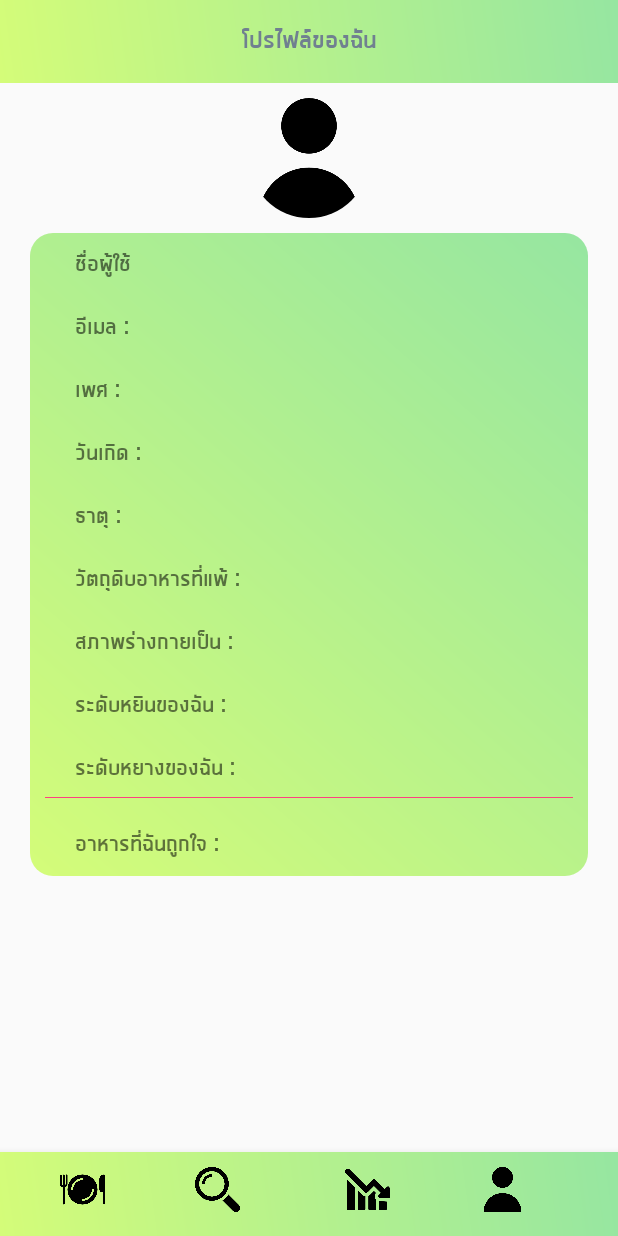
After one commit to jittanan14/Yhinyhang, an Android app: the ProfileUser screen opened directly, with no data from a screen before it, on a phone screen of 412 x 824 dp. The commit adds this screen. Run offline under Robolectric (Android 15) with nearby library versions, the phone set to English and light mode, and no system bars; our stand-ins replace CircleImageView.

Commit message:
create profile user

```diff
--- /dev/null
+++ b/app/src/main/java/com/example/jittanan/yhinyhang/ProfileUser.java
@@ -0,0 +1,14 @@
+package com.example.jittanan.yhinyhang;
+
+import android.support.v7.app.AppCompatActivity;
+import android.os.Bundle;
+
+public class ProfileUser extends AppCompatActivity {
+
+    @Override
+    protected void onCreate(Bundle savedInstanceState) {
+        super.onCreate(savedInstanceState);
+        setContentView(R.layout.activity_profile);
+        getSupportActionBar().hide();
+    }
+}
--- /dev/null
+++ b/app/src/main/res/layout/activity_profile.xml
@@ -0,0 +1,233 @@
+<?xml version="1.0" encoding="utf-8"?>
+<RelativeLayout xmlns:android="http://schemas.android.com/apk/res/android"
+    xmlns:tools="http://schemas.android.com/tools"
+    android:layout_width="match_parent"
+    android:layout_height="match_parent"
+    android:orientation="vertical"
+    tools:context=".ProfileUser">
+
+    <android.support.v7.widget.Toolbar
+        android:id="@+id/toolbar2"
+        android:layout_width="match_parent"
+        android:layout_height="55dp"
+        android:background="@drawable/gradient_bg2"
+        android:baselineAligned="false">
+
+        <TextView
+            android:id="@+id/text_create"
+            android:layout_width="wrap_content"
+            android:layout_height="wrap_content"
+            android:layout_gravity="center_horizontal"
+            android:layout_marginTop="10dp"
+            android:fontFamily="@font/printable4u"
+            android:text="โปรไฟล์ของฉัน"
+            android:textColor="#708090"
+            android:textSize="20sp" />
+
+    </android.support.v7.widget.Toolbar>
+
+    <ScrollView
+        android:id="@+id/scrollable"
+        android:layout_width="match_parent"
+        android:layout_height="match_parent"
+        android:layout_below="@+id/toolbar2">
+
+        <LinearLayout
+            android:id="@+id/layout_all"
+            android:layout_width="match_parent"
+            android:layout_height="match_parent"
+            android:layout_below="@+id/toolbar2"
+            android:orientation="vertical"
+            android:paddingLeft="20dp"
+            android:paddingRight="20dp">
+
+            <de.hdodenhof.circleimageview.CircleImageView
+                android:id="@+id/user_profile"
+                android:layout_width="80dp"
+                android:layout_height="80dp"
+                android:layout_gravity="center_horizontal"
+                android:src="@drawable/user"
+                android:layout_marginTop="10dp"
+                />
+
+            <LinearLayout
+                android:id="@+id/layout_dataprofile"
+                android:layout_width="match_parent"
+                android:layout_height="wrap_content"
+                android:layout_below="@+id/layout_all"
+                android:layout_centerVertical="true"
+                android:layout_marginTop="10dp"
+                android:background="@drawable/gradient_bg"
+                android:orientation="vertical"
+                android:padding="10dp">
+
+                <TextView
+                    android:id="@+id/name_user"
+                    android:layout_width="match_parent"
+                    android:layout_height="wrap_content"
+                    android:layout_marginLeft="20dp"
+                    android:fontFamily="@font/printable4u"
+                    android:text="ชื่อผู้ใช้"
+                    android:textSize="18dp" />
+
+                <TextView
+                    android:id="@+id/email_user"
+                    android:layout_width="match_parent"
+                    android:layout_height="wrap_content"
+                    android:layout_marginLeft="20dp"
+                    android:layout_marginTop="20dp"
+                    android:fontFamily="@font/printable4u"
+                    android:text="อีเมล :"
+                    android:textSize="18dp" />
+
+                <TextView
+                    android:id="@+id/gender_user"
+                    android:layout_width="match_parent"
+                    android:layout_height="wrap_content"
+                    android:layout_marginLeft="20dp"
+                    android:layout_marginTop="20dp"
+                    android:fontFamily="@font/printable4u"
+                    android:text="เพศ :"
+                    android:textSize="18dp" />
+
+                <TextView
+                    android:id="@+id/birth_user"
+                    android:layout_width="match_parent"
+                    android:layout_height="wrap_content"
+                    android:layout_marginLeft="20dp"
+                    android:layout_marginTop="20dp"
+                    android:fontFamily="@font/printable4u"
+                    android:text="วันเกิด :"
+                    android:textSize="18dp" />
+
+                <TextView
+                    android:id="@+id/element_user"
+                    android:layout_width="match_parent"
+                    android:layout_height="wrap_content"
+                    android:layout_marginLeft="20dp"
+                    android:layout_marginTop="20dp"
+                    android:fontFamily="@font/printable4u"
+                    android:text="ธาตุ :"
+                    android:textSize="18dp" />
+
+                <TextView
+                    android:id="@+id/foodlose_user"
+                    android:layout_width="match_parent"
+                    android:layout_height="wrap_content"
+                    android:layout_marginLeft="20dp"
+                    android:layout_marginTop="20dp"
+                    android:fontFamily="@font/printable4u"
+                    android:text="วัตถุดิบอาหารที่แพ้ :"
+                    android:textSize="18dp" />
+
+                <TextView
+                    android:id="@+id/body_user"
+                    android:layout_width="match_parent"
+                    android:layout_height="wrap_content"
+                    android:layout_marginLeft="20dp"
+                    android:layout_marginTop="20dp"
+                    android:fontFamily="@font/printable4u"
+                    android:text="สภาพร่างกายเป็น :"
+                    android:textSize="18dp" />
+
+                <TextView
+                    android:id="@+id/yhin_user"
+                    android:layout_width="match_parent"
+                    android:layout_height="wrap_content"
+                    android:layout_marginLeft="20dp"
+                    android:layout_marginTop="20dp"
+                    android:fontFamily="@font/printable4u"
+                    android:text="ระดับหยินของฉัน :"
+                    android:textSize="18dp" />
+
+                <TextView
+                    android:id="@+id/yhang_user"
+                    android:layout_width="match_parent"
+                    android:layout_height="wrap_content"
+                    android:layout_marginLeft="20dp"
+                    android:layout_marginTop="20dp"
+                    android:fontFamily="@font/printable4u"
+                    android:text="ระดับหยางของฉัน :"
+                    android:textSize="18dp" />
+
+                <View
+                    android:layout_width="match_parent"
+                    android:layout_height="1px"
+                    android:layout_marginTop="8dp"
+                    android:background="@color/colorAccent" />
+
+
+                <TextView
+                    android:id="@+id/favourite"
+                    android:layout_width="match_parent"
+                    android:layout_height="wrap_content"
+                    android:layout_marginLeft="20dp"
+                    android:layout_marginTop="20dp"
+                    android:fontFamily="@font/printable4u"
+                    android:text="อาหารที่ฉันถูกใจ :"
+                    android:textSize="18dp"
+
+                    />
+
+
+            </LinearLayout>
+
+        </LinearLayout>
+
+    </ScrollView>
+
+
+    <android.support.design.widget.BottomNavigationView
+        android:id="@+id/bottom_navigation"
+        android:layout_width="match_parent"
+        android:layout_height="wrap_content"
+        android:layout_alignParentBottom="true"
+        android:background="@drawable/gradient_bg2">
+
+        <LinearLayout
+            android:layout_width="match_parent"
+            android:layout_height="match_parent">
+
+
+            <ImageView
+                android:id="@+id/food"
+                android:layout_width="30dp"
+                android:layout_height="30dp"
+                android:layout_marginLeft="40dp"
+                android:layout_marginTop="10dp"
+                android:layout_marginRight="10dp"
+                android:src="@drawable/cutlery" />
+
+            <ImageView
+                android:id="@+id/search"
+                android:layout_width="30dp"
+                android:layout_height="30dp"
+                android:layout_marginLeft="50dp"
+                android:layout_marginTop="10dp"
+                android:layout_marginRight="20dp"
+                android:src="@drawable/magnifier" />
+
+            <ImageView
+                android:id="@+id/graph"
+                android:layout_width="30dp"
+                android:layout_height="30dp"
+                android:layout_marginLeft="50dp"
+                android:layout_marginTop="10dp"
+                android:layout_marginRight="20dp"
+                android:src="@drawable/loss" />
+
+            <ImageView
+                android:id="@+id/profile_user"
+                android:layout_width="30dp"
+                android:layout_height="30dp"
+                android:layout_marginLeft="40dp"
+                android:layout_marginTop="10dp"
+                android:layout_marginRight="10dp"
+                android:src="@drawable/user" />
+
+
+        </LinearLayout>
+
+    </android.support.design.widget.BottomNavigationView>
+
+</RelativeLayout>
```
Also changed, not shown: app/src/main/AndroidManifest.xml (+6 -4 lines), app/src/main/java/com/example/jittanan/yhinyhang/HomeActivity.java (added, +31 -0 lines), app/src/main/java/com/example/jittanan/yhinyhang/MainActivity.java (+13 -1 lines), app/src/main/java/com/example/jittanan/yhinyhang/Question.java (+75 -31 lines), app/src/main/java/com/example/jittanan/yhinyhang/Register.java (+3 -4 lines), app/src/main/res/layout/activity_home.xml (added, +46 -0 lines), app/src/main/res/layout/activity_log_in.xml (+20 -23 lines), app/src/main/res/layout/activity_main.xml (+51 -12 lines), app/src/main/res/layout/activity_question.xml (+31 -6 lines), app/src/main/res/drawable/addd.png (added), app/src/main/res/drawable/cutlery.png (added), app/src/main/res/drawable/favorite.png (added), app/src/main/res/drawable/loss.png (added), app/src/main/res/drawable/magnifier.png (added), 2 more files.
